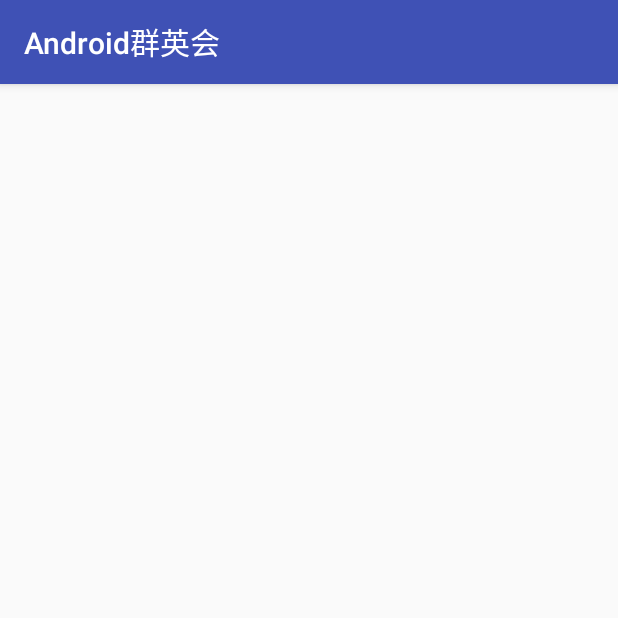
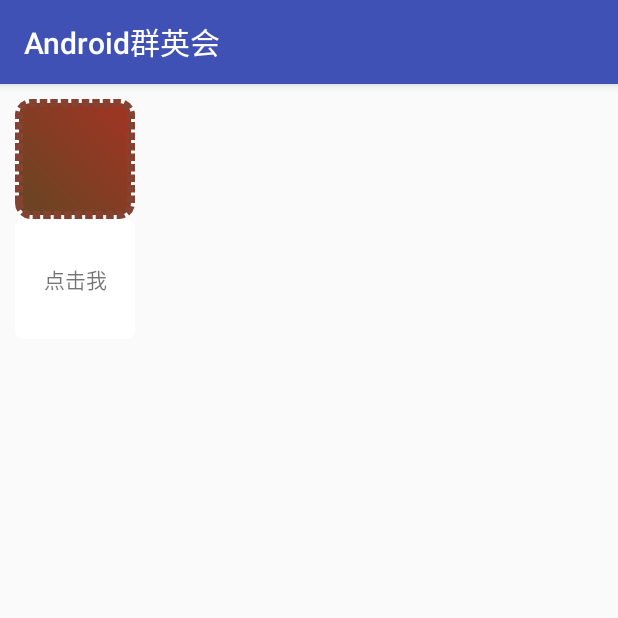
Before and after one commit to lvjie0519/AndroidQunYinHui, an Android app: the ChapterSixMainActivity screen opened directly, with no data from a screen before it, on a phone screen of 412 x 824 dp, the top half of it. Run offline under Robolectric (Android 15) with nearby library versions, the phone set to English and light mode, and no system bars.

Commit message:
第六章  XML绘图

```diff
--- a/app/src/main/java/com/example/androidqunyinhui/chapter/six/ChapterSixMainActivity.java
+++ b/app/src/main/java/com/example/androidqunyinhui/chapter/six/ChapterSixMainActivity.java
@@ -4,10 +4,14 @@ import android.content.Context;
 import android.content.Intent;
 import android.support.v7.app.AppCompatActivity;
 import android.os.Bundle;
+import android.view.View;
+import android.widget.TextView;
 
 import com.example.androidqunyinhui.R;
 
 public class ChapterSixMainActivity extends AppCompatActivity {
+
+    private TextView textView2;
 
     public static void startActivity(Context context){
         Intent intent = new Intent(context, ChapterSixMainActivity.class);
@@ -18,5 +22,18 @@ public class ChapterSixMainActivity extends AppCompatActivity {
     protected void onCreate(Bundle savedInstanceState) {
         super.onCreate(savedInstanceState);
         setContentView(R.layout.activity_chapter_six_main);
+
+        initView();
     }
+
+    private void initView(){
+        textView2 = (TextView) findViewById(R.id.tv_2);
+        textView2.setOnClickListener(new View.OnClickListener() {
+            @Override
+            public void onClick(View v) {
+
+            }
+        });
+    }
+
 }
--- /dev/null
+++ b/app/src/main/res/drawable/selector_test.xml
@@ -0,0 +1,32 @@
+<?xml version="1.0" encoding="utf-8"?>
+<selector xmlns:android="http://schemas.android.com/apk/res/android">
+
+    <item android:state_pressed="true">
+        <shape android:shape="rectangle">
+            <solid
+                android:color="#33444444"/>
+            <corners
+                android:radius="5dp"/>
+            <padding
+                android:left="10dp"
+                android:right="10dp"
+                android:bottom="10dp"
+                android:top="10dp"/>
+        </shape>
+    </item>
+
+    <item>
+        <shape android:shape="rectangle">
+            <solid
+                android:color="#ffffff"/>
+            <corners
+                android:radius="5dp"/>
+            <padding
+                android:left="10dp"
+                android:right="10dp"
+                android:bottom="10dp"
+                android:top="10dp"/>
+        </shape>
+    </item>
+
+</selector>
--- /dev/null
+++ b/app/src/main/res/drawable/shape_test.xml
@@ -0,0 +1,25 @@
+<?xml version="1.0" encoding="utf-8"?>
+<shape xmlns:android="http://schemas.android.com/apk/res/android"
+    android:shape="rectangle">
+
+    <!-- 渐变色 -->
+    <gradient
+        android:startColor="#674523"
+        android:endColor="#a23423"
+        android:angle="45"/>
+
+    <!-- 圆角 -->
+    <corners
+        android:radius="8dp"/>
+
+    <!-- 边框设置    dashWidth:虚线宽度-->
+    <stroke
+        android:width="5dp"
+        android:color="#834232"
+        android:dashWidth="5dp"
+        android:dashGap="2dp"/>
+
+    <!-- 填充颜色 -->
+    <!--<solid/>-->
+
+</shape>
--- a/app/src/main/res/layout/activity_chapter_six_main.xml
+++ b/app/src/main/res/layout/activity_chapter_six_main.xml
@@ -1,12 +1,25 @@
 <?xml version="1.0" encoding="utf-8"?>
-<RelativeLayout xmlns:android="http://schemas.android.com/apk/res/android"
+<LinearLayout xmlns:android="http://schemas.android.com/apk/res/android"
     xmlns:tools="http://schemas.android.com/tools"
     android:layout_width="match_parent"
     android:layout_height="match_parent"
-    android:paddingBottom="@dimen/activity_vertical_margin"
-    android:paddingLeft="@dimen/activity_horizontal_margin"
-    android:paddingRight="@dimen/activity_horizontal_margin"
-    android:paddingTop="@dimen/activity_vertical_margin"
+    android:orientation="vertical"
+    android:padding="10dp"
     tools:context="com.example.androidqunyinhui.chapter.six.ChapterSixMainActivity">
 
-</RelativeLayout>
+    <TextView
+        android:id="@+id/tv_1"
+        android:layout_width="80dp"
+        android:layout_height="80dp"
+        android:background="@drawable/shape_test"
+        />
+
+    <TextView
+        android:id="@+id/tv_2"
+        android:layout_width="80dp"
+        android:layout_height="80dp"
+        android:background="@drawable/selector_test"
+        android:gravity="center"
+        android:text="点击我"/>
+
+</LinearLayout>
```
Also changed, not shown: app/src/main/res/mipmap-mdpi/shape.jpg (added), app/src/main/res/mipmap-xhdpi/layer1.png (added).
